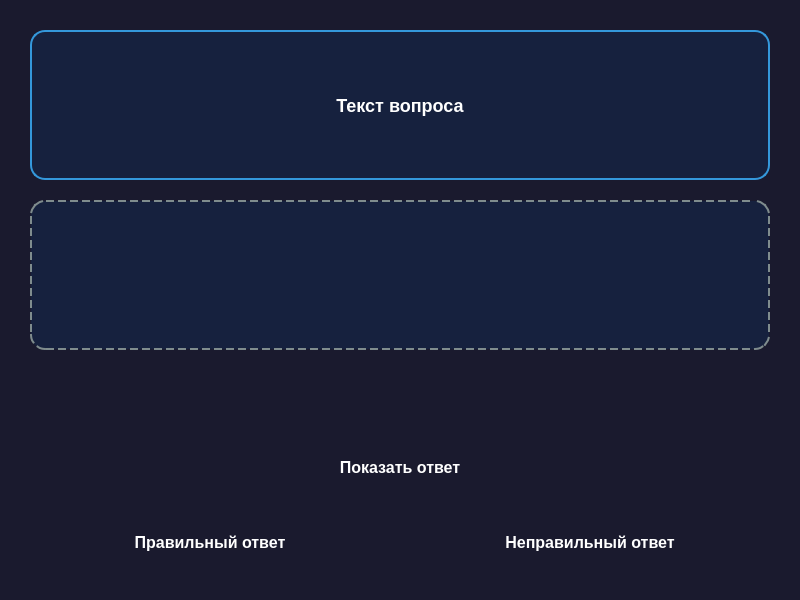
First picture: the form in source/questionwindow.ui, repository Cursor010/HistoryGame, before the edit.
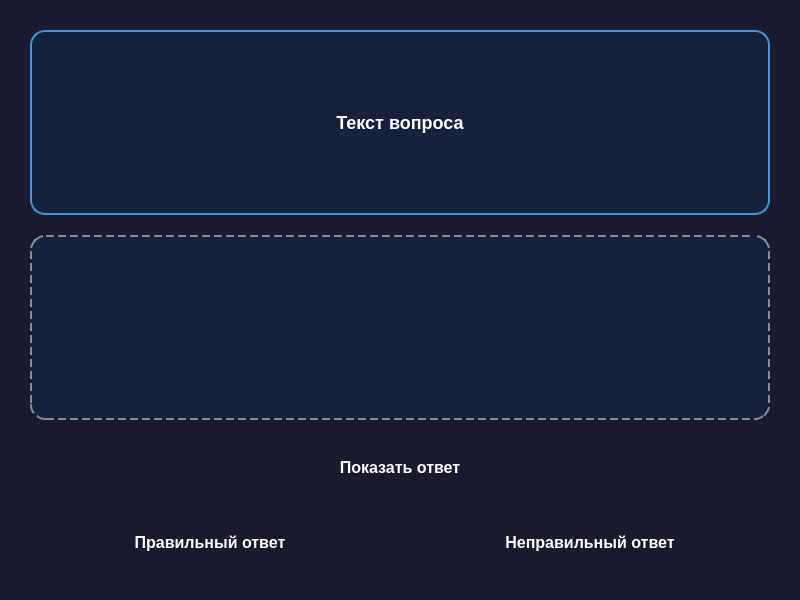
Second picture: the form after the edit.

```diff
--- a/source/questionwindow.ui
+++ b/source/questionwindow.ui
@@ -122,19 +122,6 @@
      </layout>
     </widget>
    </item>
-   <item>
-    <spacer name="verticalSpacer">
-     <property name="orientation">
-      <enum>Qt::Vertical</enum>
-     </property>
-     <property name="sizeHint" stdset="0">
-      <size>
-       <width>20</width>
-       <height>40</height>
-      </size>
-     </property>
-    </spacer>
-   </item>
    <item>
     <widget class="QPushButton" name="showAnswerButton">
      <property name="minimumSize">
```
